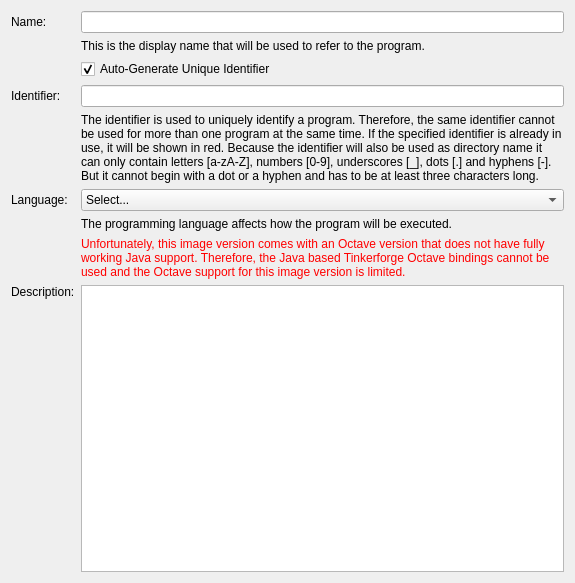
The window that src/brickv/plugin_system/plugins/red/ui/program_page_general.ui (Tinkerforge/brickv) describes before a commit, drawn with Qt 5.
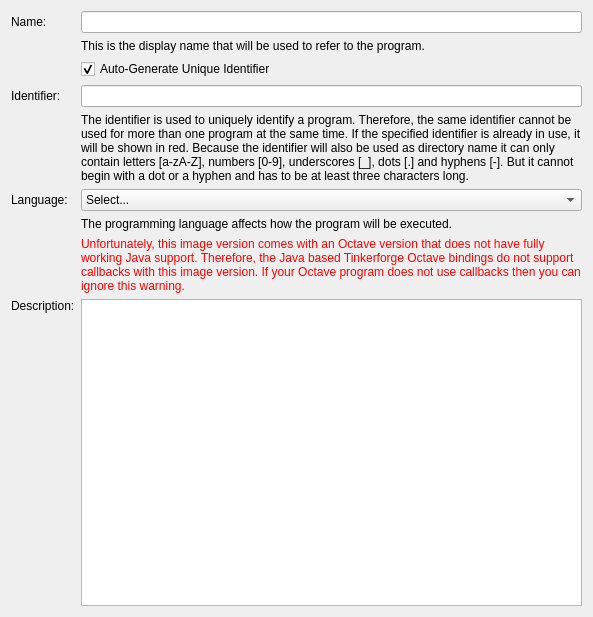
The same window after the commit.

Commit message: red-brick: Reword Octave callback problem warning

What changed in the file:
```diff
--- a/src/brickv/plugin_system/plugins/red/ui/program_page_general.ui
+++ b/src/brickv/plugin_system/plugins/red/ui/program_page_general.ui
@@ -6,8 +6,8 @@
    <rect>
     <x>0</x>
     <y>0</y>
-    <width>575</width>
-    <height>583</height>
+    <width>593</width>
+    <height>617</height>
    </rect>
   </property>
   <property name="windowTitle">
@@ -206,7 +206,7 @@
         <string notr="true">QLabel { color : red }</string>
        </property>
        <property name="text">
-        <string>Unfortunately, this image version comes with an Octave version that does not have fully working Java support. Therefore, the Java based Tinkerforge Octave bindings cannot be used and the Octave support for this image version is limited.</string>
+        <string>Unfortunately, this image version comes with an Octave version that does not have fully working Java support. Therefore, the Java based Tinkerforge Octave bindings do not support callbacks with this image version. If your Octave program does not use callbacks then you can ignore this warning.</string>
        </property>
        <property name="wordWrap">
         <bool>true</bool>
```
